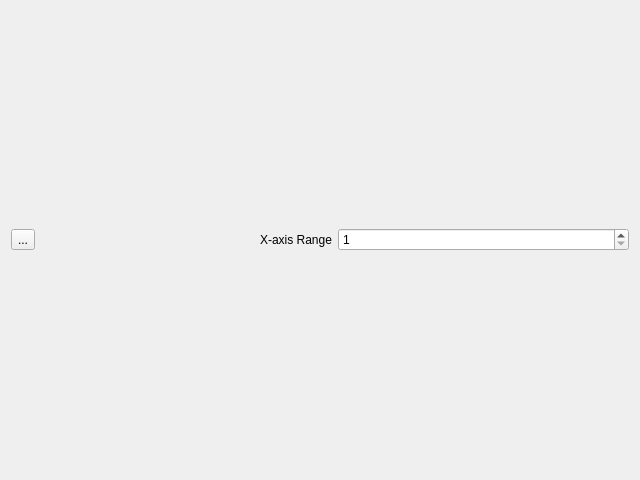
wio/wserial, file src/plotterview.ui: the form before one commit.
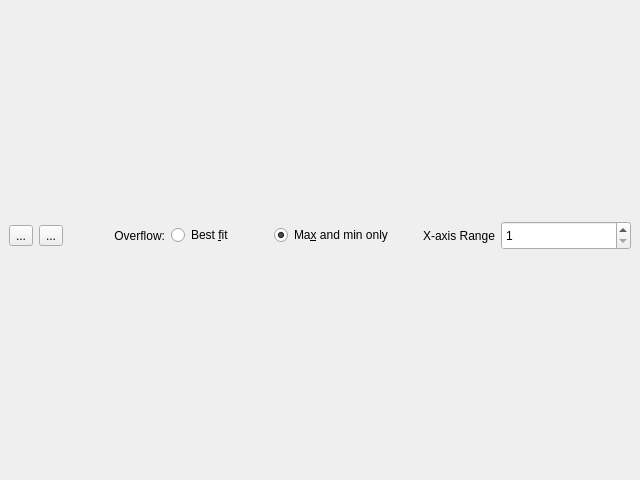
The form after the commit. Icons and pictures are not drawn.

```diff
--- a/src/plotterview.ui
+++ b/src/plotterview.ui
@@ -14,8 +14,32 @@
    <string>Serial Plotter</string>
   </property>
   <layout class="QVBoxLayout" name="verticalLayout">
+   <property name="leftMargin">
+    <number>0</number>
+   </property>
+   <property name="topMargin">
+    <number>0</number>
+   </property>
+   <property name="rightMargin">
+    <number>0</number>
+   </property>
+   <property name="bottomMargin">
+    <number>0</number>
+   </property>
    <item>
     <layout class="QHBoxLayout" name="horizontalLayout">
+     <property name="leftMargin">
+      <number>9</number>
+     </property>
+     <property name="topMargin">
+      <number>0</number>
+     </property>
+     <property name="rightMargin">
+      <number>9</number>
+     </property>
+     <property name="bottomMargin">
+      <number>9</number>
+     </property>
      <item>
       <widget class="QToolButton" name="clearButton">
        <property name="toolTip">
@@ -31,7 +55,47 @@
       </widget>
      </item>
      <item>
-      <widget class="QLabel" name="label">
+      <widget class="QToolButton" name="bestFitButton">
+       <property name="toolTip">
+        <string>Adjust graph for best fit</string>
+       </property>
+       <property name="text">
+        <string>...</string>
+       </property>
+       <property name="icon">
+        <iconset theme="zoom-fit-best"/>
+       </property>
+      </widget>
+     </item>
+     <item>
+      <widget class="QLabel" name="overflowLabel">
+       <property name="text">
+        <string>Overflow:</string>
+       </property>
+       <property name="alignment">
+        <set>Qt::AlignRight|Qt::AlignTrailing|Qt::AlignVCenter</set>
+       </property>
+      </widget>
+     </item>
+     <item>
+      <widget class="QRadioButton" name="bestFitRadio">
+       <property name="text">
+        <string>Best &amp;fit</string>
+       </property>
+      </widget>
+     </item>
+     <item>
+      <widget class="QRadioButton" name="maxMinRadio">
+       <property name="text">
+        <string>Ma&amp;x and min only</string>
+       </property>
+       <property name="checked">
+        <bool>true</bool>
+       </property>
+      </widget>
+     </item>
+     <item>
+      <widget class="QLabel" name="rangeLabel">
        <property name="text">
         <string>X-axis Range</string>
        </property>
@@ -50,8 +114,8 @@
        </property>
        <property name="minimumSize">
         <size>
-         <width>0</width>
-         <height>0</height>
+         <width>130</width>
+         <height>29</height>
         </size>
        </property>
        <property name="minimum">
```
